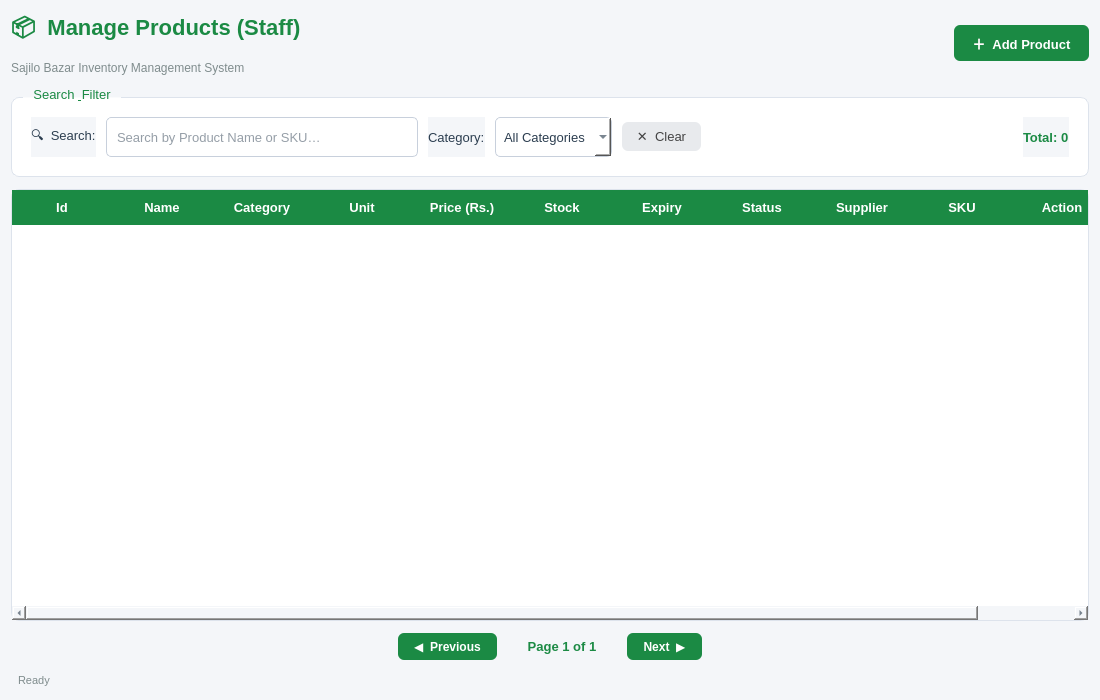
This is ui/productstaff.ui in kriitikat/Sajilo-Bazarr as Qt 5 draws it before an edit. The edited form follows.
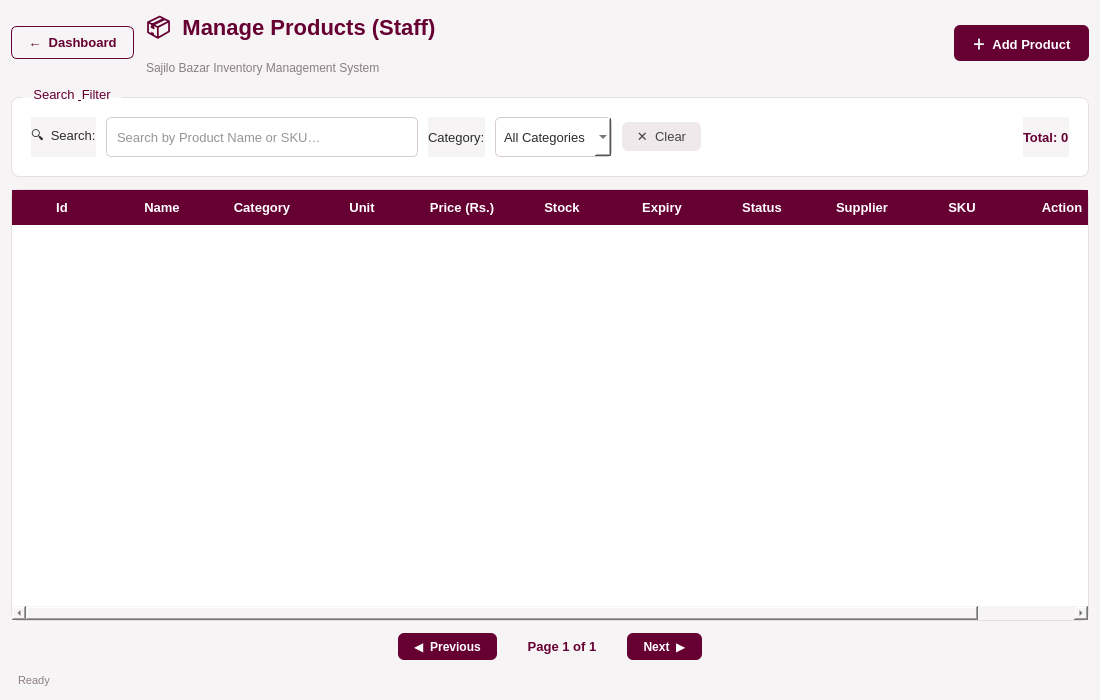
This is the edited form.

What changed in the file:
```diff
--- a/ui/productstaff.ui
+++ b/ui/productstaff.ui
@@ -16,14 +16,14 @@
   <property name="styleSheet">
    <string notr="true">
 QWidget {
-    background-color: #F4F6F9;
+    background-color: #F7F4F5;
     font-family: &quot;Segoe UI&quot;, sans-serif;
     font-size: 13px;
-    color: #2C3E50;
+    color: #2C2C2C;
 }
 QGroupBox {
     background-color: #FFFFFF;
-    border: 1px solid #DDE3EC;
+    border: 1px solid #E6DEE1;
     border-radius: 8px;
     margin-top: 10px;
     padding: 10px;
@@ -32,21 +32,33 @@
     subcontrol-origin: margin;
     left: 12px;
     padding: 0 6px;
-    color: #1B8A44;
+    color: #660033;
     font-weight: bold;
 }
 QLineEdit, QComboBox {
     background-color: #FFFFFF;
-    border: 1px solid #C8D0DC;
+    border: 1px solid #D8CBD0;
     border-radius: 5px;
     padding: 5px 8px;
     min-height: 28px;
 }
 QLineEdit:focus, QComboBox:focus {
-    border: 1px solid #1B8A44;
+    border: 1px solid #660033;
+}
+QPushButton#btnBackDashboard {
+    background-color: transparent;
+    color: #660033;
+    border: 1px solid #660033;
+    border-radius: 6px;
+    padding: 8px 16px;
+    font-weight: bold;
+    font-size: 13px;
+}
+QPushButton#btnBackDashboard:hover {
+    background-color: #F3E6EC;
 }
 QPushButton#btnAddProduct {
-    background-color: #1B8A44;
+    background-color: #660033;
     color: white;
     border: none;
     border-radius: 6px;
@@ -55,20 +67,20 @@
     font-size: 13px;
 }
 QPushButton#btnAddProduct:hover {
-    background-color: #146C36;
+    background-color: #4D0026;
 }
 QPushButton#btnClearSearch {
-    background-color: #E8EAED;
+    background-color: #EFE9EB;
     color: #444;
     border: none;
     border-radius: 6px;
     padding: 6px 14px;
 }
 QPushButton#btnClearSearch:hover {
-    background-color: #D2D5DB;
+    background-color: #DDD1D6;
 }
 QPushButton#btnPrevPage, QPushButton#btnNextPage {
-    background-color: #1B8A44;
+    background-color: #660033;
     color: white;
     border: none;
     border-radius: 6px;
@@ -77,26 +89,26 @@
     font-size: 12px;
 }
 QPushButton#btnPrevPage:hover, QPushButton#btnNextPage:hover {
-    background-color: #146C36;
+    background-color: #4D0026;
 }
 QPushButton#btnPrevPage:disabled, QPushButton#btnNextPage:disabled {
-    background-color: #C8CDD4;
-    color: #F4F6F9;
+    background-color: #CDBFC4;
+    color: #F7F4F5;
 }
 QTableWidget {
     background-color: #FFFFFF;
-    border: 1px solid #DDE3EC;
+    border: 1px solid #E6DEE1;
     border-radius: 8px;
-    gridline-color: #EEF1F6;
-    selection-background-color: #E6F4EA;
-    selection-color: #1B8A44;
-    alternate-background-color: #F5FBF7;
+    gridline-color: #EEE3E7;
+    selection-background-color: #F3E6EC;
+    selection-color: #660033;
+    alternate-background-color: #FBF6F8;
 }
 QTableWidget::item {
     padding: 6px 10px;
 }
 QHeaderView::section {
-    background-color: #1B8A44;
+    background-color: #660033;
     color: white;
     font-weight: bold;
     padding: 8px 10px;
@@ -105,17 +117,25 @@
 QLabel#lblTitle {
     font-size: 22px;
     font-weight: bold;
-    color: #1B8A44;
+    color: #660033;
 }
 QLabel#lblSubtitle {
     font-size: 12px;
-    color: #7F8C8D;
+    color: #8A7E82;
 }
 QLabel#lblPageInfo {
-    color: #1B8A44;
+    color: #660033;
     font-weight: bold;
     font-size: 13px;
 }
+QCheckBox {
+    color: #660033;
+    font-weight: 600;
+}
+QCheckBox::indicator:checked {
+    background-color: #C9A227;
+    border: 1px solid #C9A227;
+}
    </string>
   </property>
   <layout class="QVBoxLayout" name="mainLayout">
@@ -124,6 +144,16 @@
    </property>
    <item>
     <layout class="QHBoxLayout" name="headerLayout">
+     <item>
+      <widget class="QPushButton" name="btnBackDashboard">
+       <property name="cursor">
+        <cursorShape>PointingHandCursor</cursorShape>
+       </property>
+       <property name="text">
+        <string>←  Dashboard</string>
+       </property>
+      </widget>
+     </item>
      <item>
       <layout class="QVBoxLayout">
        <item>
@@ -232,7 +262,7 @@
       <item>
        <widget class="QLabel" name="lblTotalProducts">
         <property name="styleSheet">
-         <string>color:#1B8A44; font-weight:bold;</string>
+         <string>color:#660033; font-weight:bold;</string>
         </property>
         <property name="text">
          <string>Total: 0</string>
@@ -397,7 +427,7 @@
    <item>
     <widget class="QLabel" name="lblStatusBar">
      <property name="styleSheet">
-      <string>color: #7F8C8D; font-size: 11px; padding: 2px 4px;</string>
+      <string>color: #8A7E82; font-size: 11px; padding: 2px 4px;</string>
      </property>
      <property name="text">
       <string>Ready</string>
```
